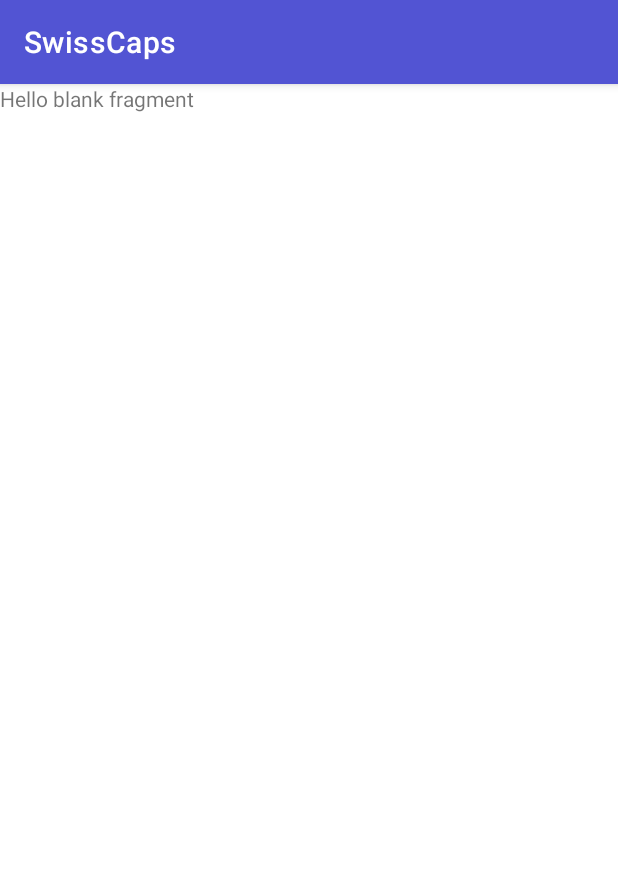
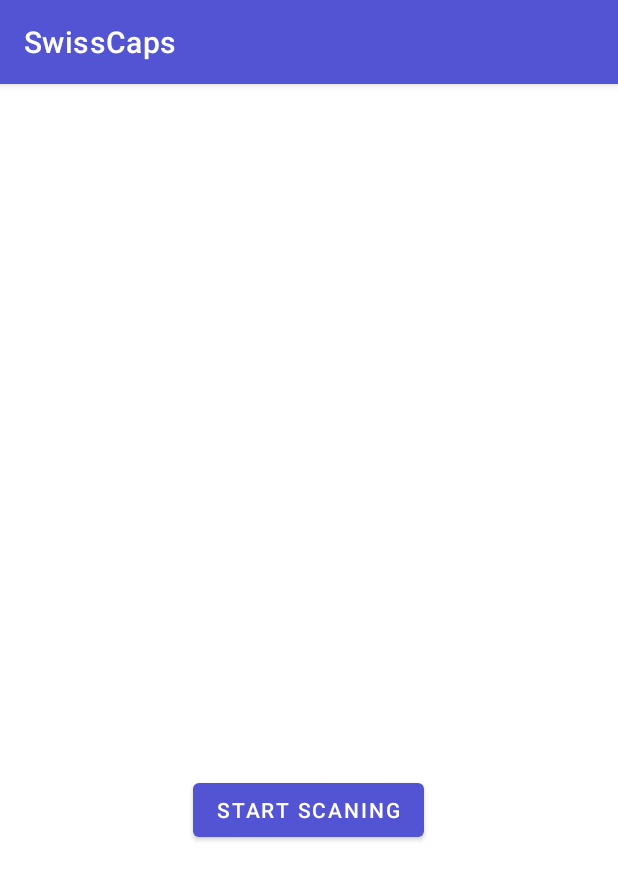
Before and after one commit to studyVersion/ChatApp_AndroidStudio_Firebase, an Android app: the fragment StatusFragment shown on its own in the app's theme, on a phone screen of 412 x 824 dp. Shown: the top 880 px of the screen. Run offline under Robolectric (Android 15) with nearby library versions, the phone set to English and light mode, and no system bars; libraries missing offline, so code that uses them is left out: com.google.zxing.integration.

Commit message:
QR code scanner fragment implemented

```diff
--- a/app/build.gradle
+++ b/app/build.gradle
@@ -45,6 +45,7 @@ dependencies {
     implementation 'com.google.android.material:material:1.8.0'
     implementation 'androidx.fragment:fragment:1.3.0-alpha06'
     implementation 'de.hdodenhof:circleimageview:3.1.0'
+    implementation 'com.journeyapps:zxing-android-embedded:4.3.0'
 
 
 
--- a/app/src/main/AndroidManifest.xml
+++ b/app/src/main/AndroidManifest.xml
@@ -6,6 +6,7 @@
     <uses-permission android:name="android.permission.ACCESS_FINE_LOCATION" />
     <uses-permission android:name="android.permission.ACCESS_COARSE_LOCATION"/>
     <uses-permission android:name="android.permission.INTERNET"/>
+    <uses-permission android:name="android.permission.CAMERA" />
 
     <application
         android:allowBackup="true"
@@ -33,7 +34,10 @@
         <meta-data
             android:name="com.google.android.geo.API_KEY"
             android:value="AIzaSyAqc8DY72h4Gr7JyvzHvT-iAutGiCnFOqw" />
-
+        <activity
+            android:name="com.journeyapps.barcodescanner.CaptureActivity"
+            android:screenOrientation="portrait"
+            tools:replace="screenOrientation" />
         <activity
             android:name=".RegisterActivity"
             android:exported="false"
--- a/app/src/main/java/com/example/SwissCaps/StatusFragment.java
+++ b/app/src/main/java/com/example/SwissCaps/StatusFragment.java
@@ -1,27 +1,75 @@
 package com.example.SwissCaps;
 
+import android.annotation.SuppressLint;
+import android.content.Intent;
+import android.net.Uri;
 import android.os.Bundle;
 
 import android.view.LayoutInflater;
 import android.view.View;
 import android.view.ViewGroup;
+import android.widget.Button;
+import android.widget.TextView;
+import android.widget.Toast;
 
 import androidx.fragment.app.Fragment;
+
+import com.google.zxing.integration.android.IntentIntegrator;
+import com.google.zxing.integration.android.IntentResult;
 
 
 public class StatusFragment extends Fragment  {
 
-
+    private TextView scannedTextView;
+    Button scan;
     public StatusFragment() {
         // Required empty public constructor
     }
 
 
+    @SuppressLint("MissingInflatedId")
     @Override
     public View onCreateView(LayoutInflater inflater, ViewGroup container,
                              Bundle savedInstanceState) {
+
         // Inflate the layout for this fragment
-        return inflater.inflate(R.layout.fragment_status, container, false);
+        View view = inflater.inflate(R.layout.fragment_status, container, false);
+        scannedTextView = view.findViewById(R.id.textQr);
+        scan = view.findViewById(R.id.Scan);
+        scan.setOnClickListener(new View.OnClickListener() {
+            @Override
+            public void onClick(View v) {
+                IntentIntegrator integrator = IntentIntegrator.forSupportFragment(StatusFragment.this);
+
+                integrator.setOrientationLocked(false);
+                integrator.setPrompt("Scan QR code");
+                integrator.setBeepEnabled(false);
+                integrator.setDesiredBarcodeFormats(IntentIntegrator.QR_CODE);
+                integrator.setCameraId(0);  // Use a specific camera of the device
+                integrator.initiateScan();
+            }
+        });
+
+        return view;
     }
 
+    @Override
+    public void onActivityResult(int requestCode, int resultCode, Intent data) {
+        IntentResult result = IntentIntegrator.parseActivityResult(requestCode, resultCode, data);
+        if(result != null) {
+            if(result.getContents() == null) {
+                Toast.makeText(getContext(), "Cancelled", Toast.LENGTH_LONG).show();
+            } else {
+                String scannedContent = result.getContents();
+                if (scannedContent.startsWith("http")) {
+                    Intent browserIntent = new Intent(Intent.ACTION_VIEW, Uri.parse(scannedContent));
+                    startActivity(browserIntent);
+                } else {
+                    scannedTextView.setText(scannedContent);
+                }
+            }
+        } else {
+            super.onActivityResult(requestCode, resultCode, data);
+        }
+    }
 }
--- a/app/src/main/res/layout/fragment_status.xml
+++ b/app/src/main/res/layout/fragment_status.xml
@@ -4,10 +4,25 @@
     android:layout_height="match_parent"
     tools:context=".StatusFragment">
 
-    <!-- TODO: Update blank fragment layout -->
+
     <TextView
-        android:layout_width="match_parent"
-        android:layout_height="match_parent"
-        android:text="@string/hello_blank_fragment" />
+        android:id="@+id/textQr"
+        android:layout_width="wrap_content"
+        android:layout_height="wrap_content"
+        android:layout_gravity="center"
+        android:text=""
+        android:layout_marginBottom="100dp"
+        android:textColor="#000000"
+        android:textSize="34sp"
+        android:textStyle="bold" />
+
+    <Button
+        android:id="@+id/Scan"
+        android:layout_width="wrap_content"
+        android:layout_height="wrap_content"
+        android:layout_marginTop="100dp"
+        android:layout_gravity="center"
+        android:text="Start scaning" />
+
 
 </FrameLayout>
```
Also changed, not shown: app/src/main/java/com/example/SwissCaps/MainActivity.java (+16 -3 lines).
